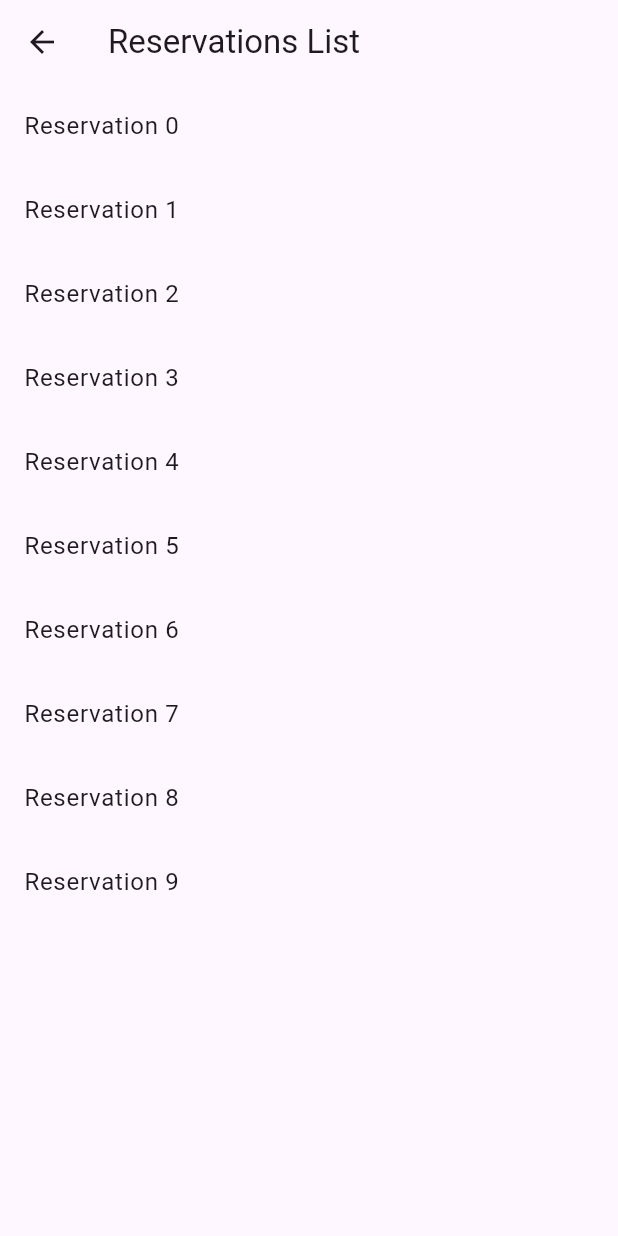
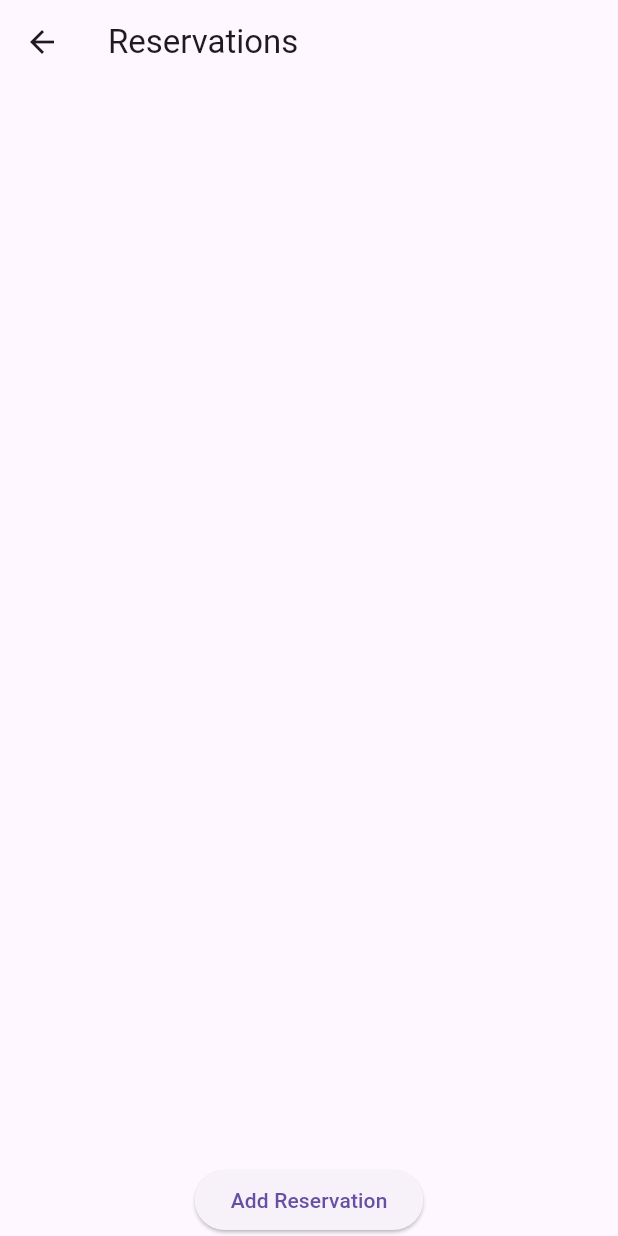
Before and after one commit to ritikkumar95/FlightManagementApp, a Flutter app: the ReservationListPage screen opened by its route, on a phone screen of 412 x 824 dp. Run offline on Flutter 3.47's test engine with Material 3 defaults, Android fonts, the light colour scheme and no system bars.

Commit message:
resservation changes in progress

```diff
--- a/lib/main.dart
+++ b/lib/main.dart
@@ -2,7 +2,7 @@ import 'package:flutter/material.dart';
 import 'customer_list/customer_list_page.dart';
 import 'airplane_list/airplane_list_page.dart';
 import 'flights_list/flights_list_page.dart';
-import 'reservation/reservation_page.dart';
+import 'reservation/reservation_list_page.dart';
 
 void main() {
   runApp(MyApp());
--- /dev/null
+++ b/lib/reservation/reservation_list_page.dart
@@ -0,0 +1,67 @@
+import 'package:flutter/material.dart';
+import 'add_reservation.dart';
+
+class ReservationListPage extends StatefulWidget {
+  @override
+  _ReservationListPageState createState() => _ReservationListPageState();
+}
+
+class _ReservationListPageState extends State<ReservationListPage> {
+  List<Reservation> reservations = [];
+
+  @override
+  Widget build(BuildContext context) {
+    return Scaffold(
+      appBar: AppBar(
+        title: Text('Reservations'),
+      ),
+      body: Center(
+        child: Column(
+          children: <Widget>[
+            Expanded(
+              child: ListView.builder(
+                itemCount: reservations.length,
+                itemBuilder: (context, index) {
+                  return ListTile(
+                    title: Text(reservations[index].name),
+                    subtitle: Text('${reservations[index].customerName} - ${reservations[index].flightInfo}'),
+                    onTap: () {
+                      // Navigate to reservation details page
+                    },
+                  );
+                },
+              ),
+            ),
+            ElevatedButton(
+              onPressed: () {
+                Navigator.push(
+                  context,
+                  MaterialPageRoute(builder: (context) => AddReservationPage(
+                    onAddReservation: (reservation) {
+                      setState(() {
+                        reservations.add(reservation);
+                      });
+                    },
+                  )),
+                );
+              },
+              child: Text('Add Reservation'),
+            ),
+          ],
+        ),
+      ),
+    );
+  }
+}
+
+class Reservation {
+  final String name;
+  final String customerName;
+  final String flightInfo;
+
+  Reservation({
+    required this.name,
+    required this.customerName,
+    required this.flightInfo,
+  });
+}
--- a/lib/reservation/reservation_page.dart
+++ /dev/null
@@ -1,23 +0,0 @@
-import 'package:flutter/material.dart';
-
-class ReservationListPage extends StatelessWidget {
-  @override
-  Widget build(BuildContext context) {
-    return Scaffold(
-      appBar: AppBar(
-        title: Text('Reservations List'),
-      ),
-      body: ListView.builder(
-        itemCount: 10, // Replace with actual reservation count
-        itemBuilder: (context, index) {
-          return ListTile(
-            title: Text('Reservation $index'), // Replace with actual reservation data
-            onTap: () {
-              // Navigate to reservation details
-            },
-          );
-        },
-      ),
-    );
-  }
-}
```
Also changed, not shown: lib/reservation/add_reservation.dart (+47 -66 lines), lib/reservation/extend_main.dart (deleted, +0 -25 lines), lib/reservation/reservation_detail_page.dart (added, +30 -0 lines).
